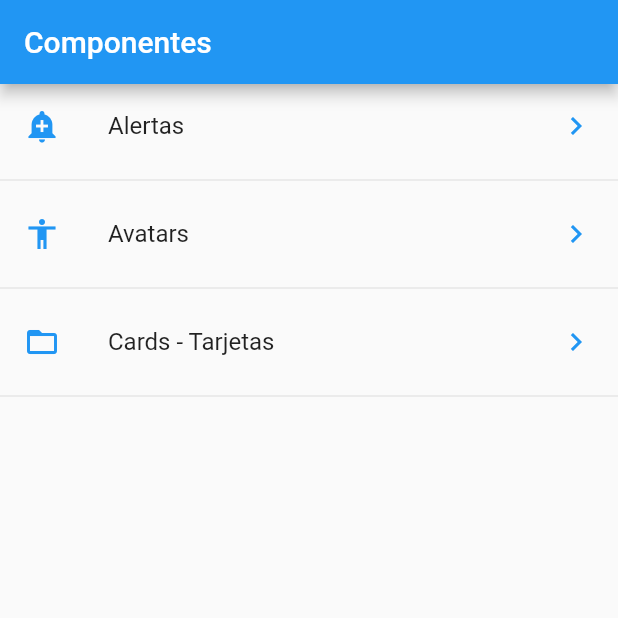
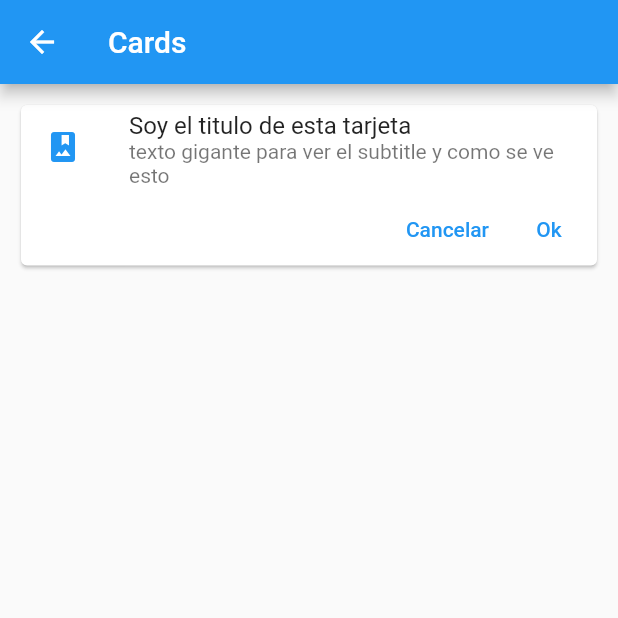
Before and after one commit to marianadevia/Study, a Flutter app: the screen it shows after launch, after a tap on "Cards - Tarjetas", on a phone screen of 412 x 824 dp, the top half of it. Run offline on Flutter 3.47's test engine with Material 2 defaults, Android fonts, the phone set to English and light mode, and no system bars.

Commit message:
feat: add card widget

```diff
--- a/lib/main.dart
+++ b/lib/main.dart
@@ -1,8 +1,9 @@
 import 'package:flutter/material.dart';
 import 'package:flutter_application_1/src/pages/alert_page.dart';
-import 'package:flutter_application_1/src/pages/avatar_page.dart';
+//import 'package:flutter_application_1/src/pages/avatar_page.dart';
 
-import 'package:flutter_application_1/src/pages/home_page.dart';
+//import 'package:flutter_application_1/src/pages/home_page.dart';
+import 'package:flutter_application_1/src/routes/routes.dart';
 //import 'package:flutter_application_1/src/pages/home_temp.dart';
 
 void main() => runApp(MyApp());
@@ -15,12 +16,11 @@ class MyApp extends StatelessWidget {
       debugShowCheckedModeBanner: false,
       //home: HomePage(),
       initialRoute: '/',
-      routes: <String, WidgetBuilder>{
-        '/'         : (BuildContext context) =>HomePage(),
-        'alert'     : (BuildContext context) =>AlertPage(),
-        'avatar'    : (BuildContext context) =>AvatarPage(),
-
-      },
+      routes: getApplicationRoutes(),
+      onGenerateRoute: (RouteSettings settings){
+          print('Ruta Llamada: ${settings.name}');
+          return MaterialPageRoute(builder: (BuildContext context)=> AlertPage());
+      } ,
     );
   }
 }
--- /dev/null
+++ b/lib/src/pages/card_page.dart
@@ -0,0 +1,40 @@
+import 'package:flutter/material.dart';
+
+class CardPage extends StatelessWidget {
+  @override
+  Widget build(BuildContext context) {
+    return Scaffold(
+      appBar: AppBar(
+        title: Text('Cards'),
+      ),
+      body: ListView(
+        padding: EdgeInsets.all(10),
+        children: [
+          _cardTipo1()
+        ],
+      ),
+    );
+  }
+
+  Widget _cardTipo1(){
+
+    return Card(
+      child: Column(
+        children: [
+          ListTile(
+            leading: Icon(Icons.photo_album, color: Colors.blue),
+            title: Text('Soy el titulo de esta tarjeta'),
+            subtitle: Text('texto gigante para ver el subtitle y como se ve esto'),
+          ),
+          Row(
+            mainAxisAlignment: MainAxisAlignment.end,
+            children: [
+              TextButton(onPressed:(){}, child: Text('Cancelar')),
+              TextButton(onPressed:(){}, child: Text('Ok'))
+            ],
+          )
+        ],
+      ),
+    );
+  }
+}
--- /dev/null
+++ b/lib/src/routes/routes.dart
@@ -0,0 +1,19 @@
+
+import 'package:flutter/material.dart';
+import 'package:flutter_application_1/src/pages/alert_page.dart';
+import 'package:flutter_application_1/src/pages/avatar_page.dart';
+import 'package:flutter_application_1/src/pages/card_page.dart';
+import 'package:flutter_application_1/src/pages/home_page.dart';
+
+
+Map<String, WidgetBuilder> getApplicationRoutes(){
+
+    return<String, WidgetBuilder>{
+        '/'         : (BuildContext context) =>HomePage(),
+        'alert'     : (BuildContext context) =>AlertPage(),
+        'avatar'    : (BuildContext context) =>AvatarPage(),
+        'card'    : (BuildContext context) =>CardPage(),
+
+      };
+
+}
```
